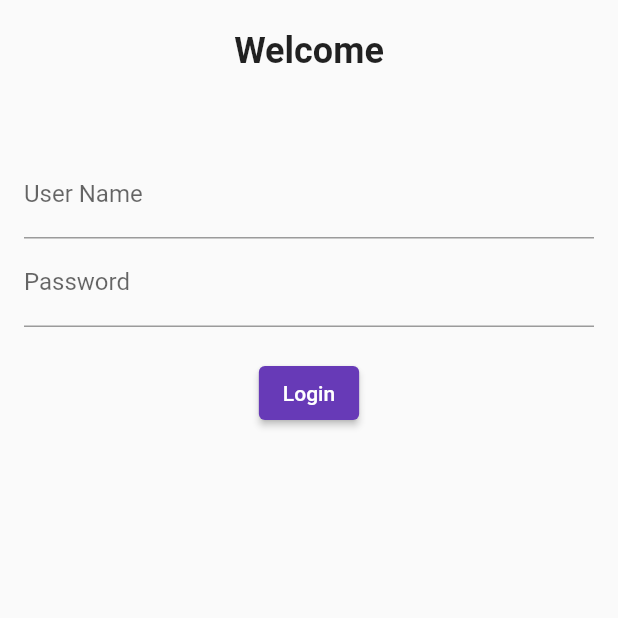
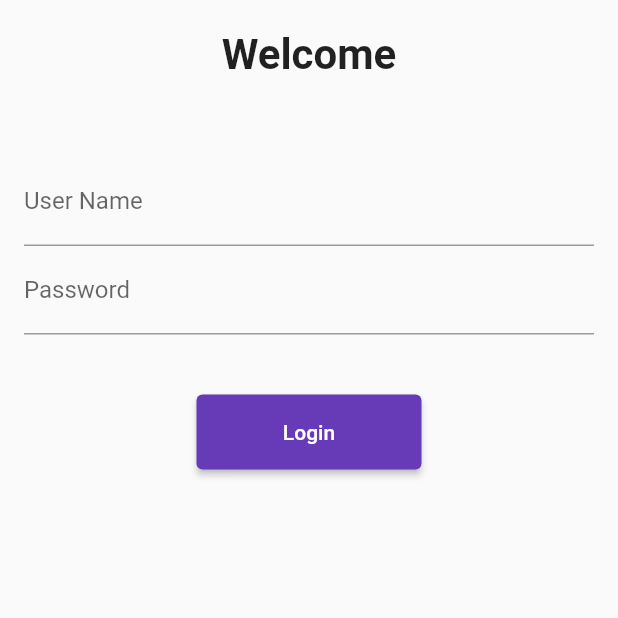
Before and after one commit to Rey-One/30DaysOfFlutter, a Flutter app: the screen it shows after launch, on a phone screen of 412 x 824 dp, the top half of it. Run offline on Flutter 3.47's test engine with Material 2 defaults, Android fonts, the phone set to English and light mode, and no system bars.

Commit message:
Day-5 completed

```diff
--- a/simpleproject/lib/Screen_Page/login_page.dart
+++ b/simpleproject/lib/Screen_Page/login_page.dart
@@ -1,9 +1,11 @@
 import 'package:flutter/material.dart';
+import 'package:simpleproject/utils/myroutes.dart';
 
 class LoginPage extends StatelessWidget {
   @override
   Widget build(BuildContext context) {
     return Material(
+      child:SingleChildScrollView(
         child: Column(
       children: [
         //      Image.asset("assets/images/login_image.png"),
@@ -13,7 +15,7 @@ class LoginPage extends StatelessWidget {
         Text(
           "Welcome",
           style: TextStyle(
-            fontSize: 24,
+            fontSize: 28,
             fontWeight: FontWeight.bold,
           ),
         ),
@@ -38,19 +40,24 @@ class LoginPage extends StatelessWidget {
                 ),
               ),
               SizedBox(
-                height: 20.0,
+                height: 40.0,
               ),
               ElevatedButton(
                 child: Text("Login"),
-                style: TextButton.styleFrom(),
+                style: TextButton.styleFrom(
+                  minimumSize: Size(150, 50),
+                ),
                 onPressed: () {
-                  print("next Page");
+                  Navigator.pushNamed(context,MyRoutes.homeRoute);
                 },
               ),
             ],
           ),
         )
       ],
-    ));
-  }
+    )
+    )
+    );
+
+    }
 }
--- a/simpleproject/lib/main.dart
+++ b/simpleproject/lib/main.dart
@@ -1,4 +1,5 @@
 import 'package:flutter/material.dart';
+import 'package:simpleproject/utils/myroutes.dart';
 
 import 'Screen_Page/home_page.dart';
 import 'Screen_Page/login_page.dart';
@@ -13,9 +14,9 @@ class MyApp extends StatelessWidget {
   @override
   Widget build(BuildContext context) {
     return MaterialApp(
-  //    home: HomePage(),
+      //    home: HomePage(),
       themeMode: ThemeMode.light,
-  //   fontFaimly:google
+      //   fontFaimly:google
       theme: ThemeData(primarySwatch: Colors.deepPurple),
       darkTheme: ThemeData(
         brightness: Brightness.dark,
@@ -23,8 +24,8 @@ class MyApp extends StatelessWidget {
       initialRoute: "/",
       routes: {
         "/": (context) => LoginPage(),
-        "/home":(context)=> HomePage(),
-        "/login":(context)=> LoginPage(),
+        MyRoutes.homeRoute:(context) => HomePage(),
+        "/login": (context) => LoginPage(),
       },
     );
   }
--- /dev/null
+++ b/simpleproject/lib/utils/myroutes.dart
@@ -0,0 +1,4 @@
+class MyRoutes {
+  static String loginRoute = "/login";
+  static String homeRoute = "/home";
+}
```
